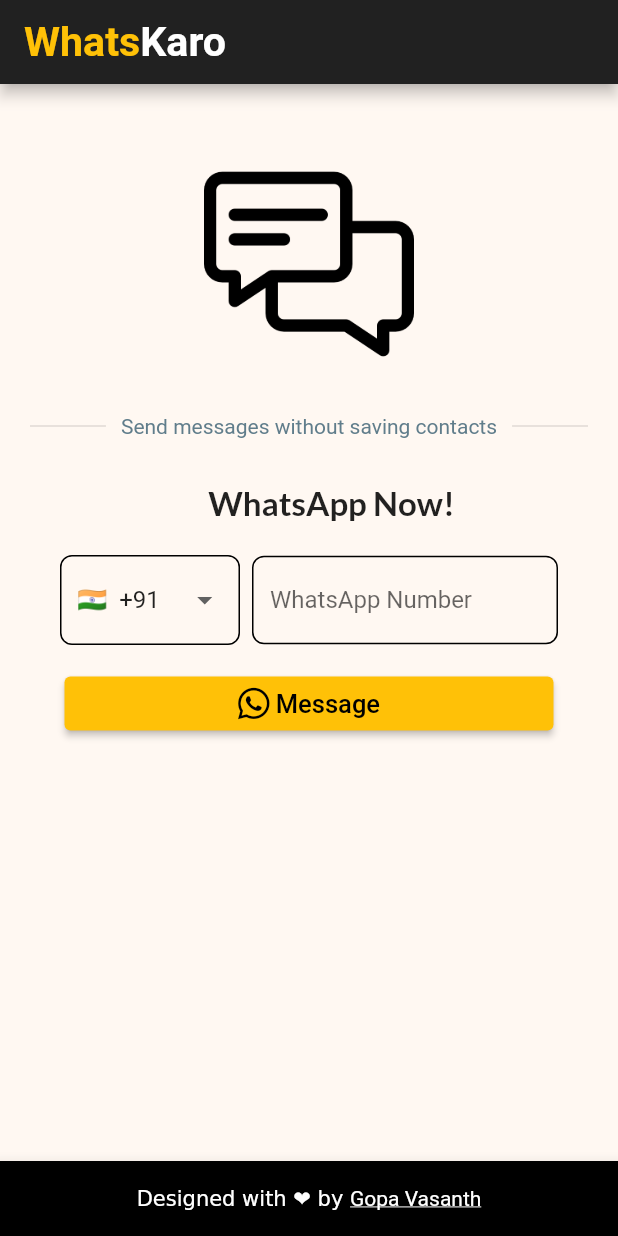
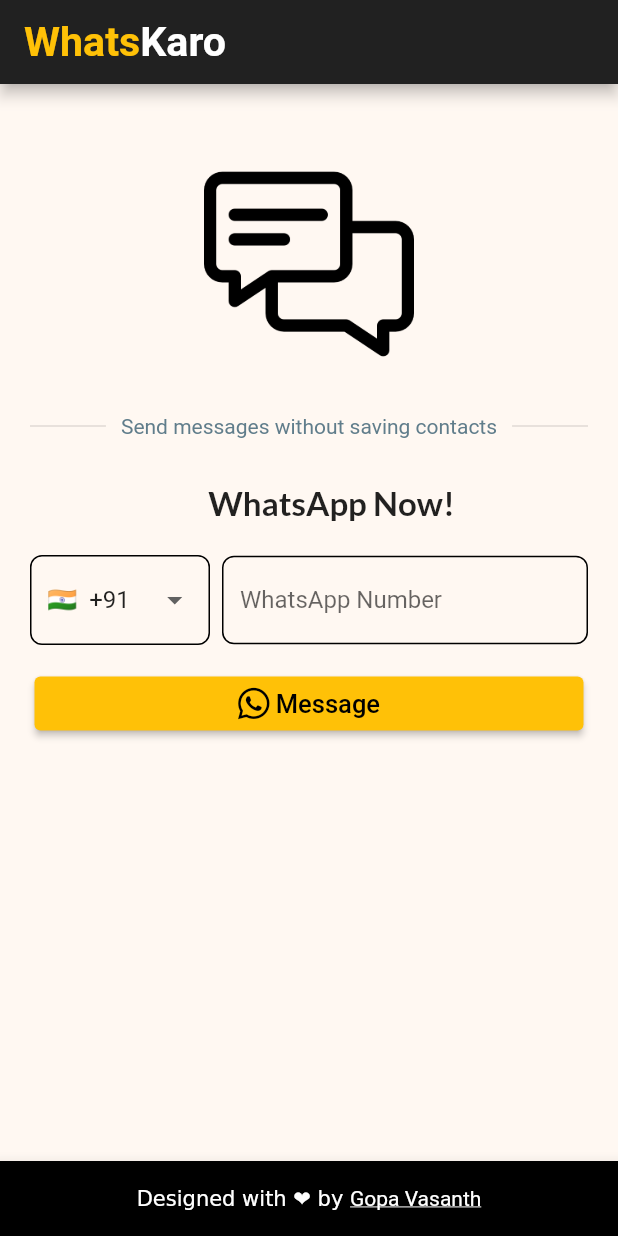
Before and after one commit to gopavasanth/WhatsApp-Karo, a Flutter app: the screen it shows after launch, on a phone screen of 412 x 824 dp. Run offline on Flutter 3.47's test engine with Material 2 defaults, Android fonts, the phone set to English and light mode, and no system bars; our stand-ins replace font_awesome_flutter, google_fonts; missing offline and left inert: phone_number.

Commit message:
Bug fixes

```diff
--- a/lib/src/home.dart
+++ b/lib/src/home.dart
@@ -69,7 +69,7 @@ class Home extends StatelessWidget {
                           ),
                         )),
                   ),
-                  WhatsAppInput(),
+                  const WhatsAppInput(),
                 ],
               ),
             ),
--- a/lib/src/whatsapp_input.dart
+++ b/lib/src/whatsapp_input.dart
@@ -109,7 +109,7 @@ class _WhatsAppInputState extends State<WhatsAppInput> {
     return Column(
       children: [
         Container(
-          padding: const EdgeInsets.fromLTRB(40, 20, 40, 10),
+          padding: const EdgeInsets.fromLTRB(20, 20, 20, 10),
           height: 90,
           child: Row(
             children: [
@@ -191,7 +191,7 @@ class _WhatsAppInputState extends State<WhatsAppInput> {
           ),
         ),
         Container(
-          padding: const EdgeInsets.fromLTRB(40, 2, 40, 10),
+          padding: const EdgeInsets.fromLTRB(20, 2, 20, 10),
           child: Padding(
             padding: const EdgeInsets.all(3.0),
             child: ElevatedButton(
--- a/pubspec.yaml
+++ b/pubspec.yaml
@@ -3,7 +3,7 @@ description: Send messages without saving contacts.
 
 # The following line prevents the package from being accidentally published to
 # pub.dev using `flutter pub publish`. This is preferred for private packages.
-publish_to: 'none' # Remove this line if you wish to publish to pub.dev
+publish_to: "none" # Remove this line if you wish to publish to pub.dev
 
 # The following defines the version and build number for your application.
 # A version number is three numbers separated by dots, like 1.2.43
@@ -15,7 +15,7 @@ publish_to: 'none' # Remove this line if you wish to publish to pub.dev
 # In iOS, build-name is used as CFBundleShortVersionString while build-number used as CFBundleVersion.
 # Read more about iOS versioning at
 # https://developer.apple.com/library/archive/documentation/General/Reference/InfoPlistKeyReference/Articles/CoreFoundationKeys.html
-version: 1.0.1+6
+version: 1.1.0+7
 
 environment:
   sdk: ">=3.1.0 <4.0.0"
@@ -54,7 +54,6 @@ dev_dependencies:
 
 # The following section is specific to Flutter.
 flutter:
-
   # The following line ensures that the Material Icons font is
   # included with your application, so that you can use the icons in
   # the material Icons class.
```
Also changed, not shown: 1 other file.
